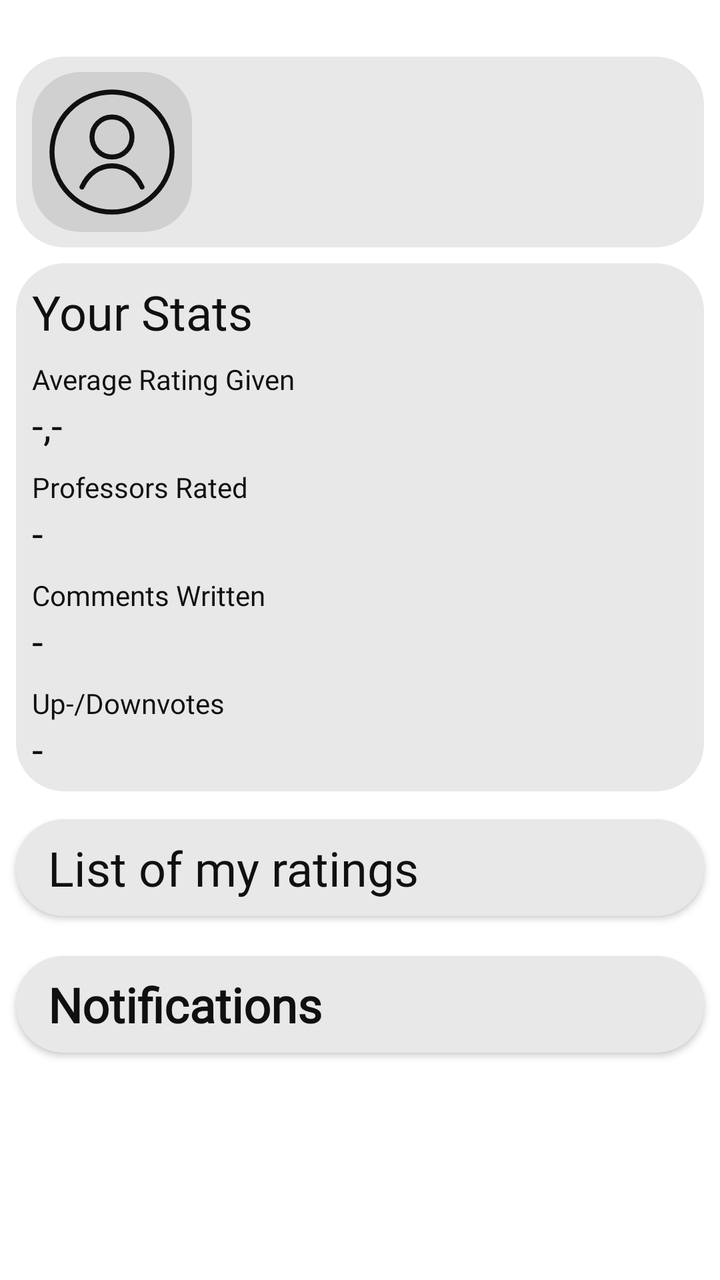
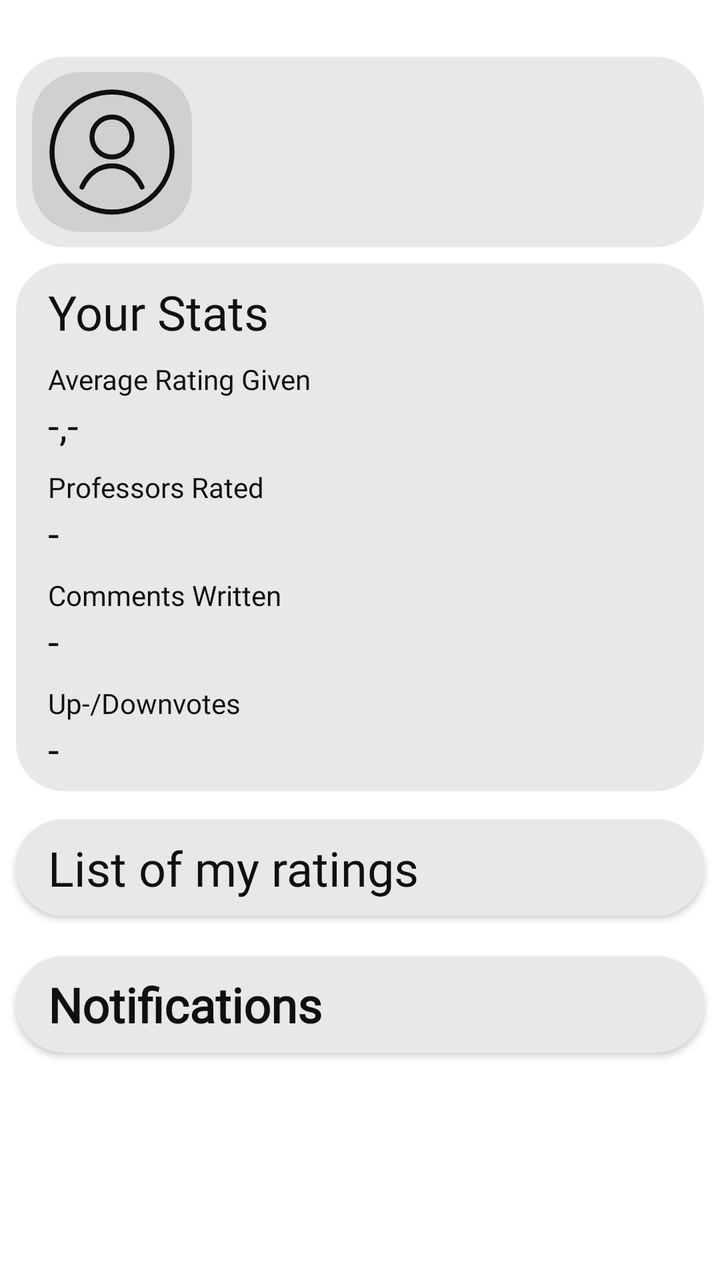

The first picture is an Android layout as it rendered before a commit; the second is the same layout after the commit. The layout source and the unified diff follow.
<!-- AndroidManifest.xml: application theme Theme.RateMyProfessor -->
<!-- res/layout/fragment_home_screen.xml -->
<?xml version="1.0" encoding="utf-8"?>
<androidx.constraintlayout.widget.ConstraintLayout xmlns:android="http://schemas.android.com/apk/res/android"
    xmlns:app="http://schemas.android.com/apk/res-auto"
    xmlns:tools="http://schemas.android.com/tools"
    android:layout_width="match_parent"
    android:layout_height="match_parent"
    android:background="@color/surface">


    <TextView
        android:id="@+id/profile"
        android:layout_width="0dp"
        android:layout_height="0dp"
        android:layout_marginStart="8dp"
        android:layout_marginTop="-8dp"
        android:layout_marginEnd="8dp"
        android:layout_marginBottom="-8dp"
        android:background="@drawable/rounded_box"
        android:textAlignment="textEnd"
        android:textColor="@color/text_primary"
        app:layout_constraintBottom_toBottomOf="@id/profilePicture"
        app:layout_constraintEnd_toEndOf="parent"
        app:layout_constraintHorizontal_bias="0.0"
        app:layout_constraintStart_toStartOf="parent"
        app:layout_constraintTop_toTopOf="@id/profilePicture" />

    <TextView
        android:id="@+id/your_stats_background"
        android:layout_width="0dp"
        android:layout_height="0dp"
        android:layout_marginStart="8dp"
        android:layout_marginTop="8dp"
        android:layout_marginEnd="8dp"
        android:layout_marginBottom="-8dp"
        android:background="@drawable/rounded_box"
        android:fontFamily="@font/inter_bold"
        android:textColor="@color/text_primary"
        android:textSize="200sp"
        app:layout_constraintBottom_toBottomOf="@+id/up_downvotes_num"
        app:layout_constraintEnd_toEndOf="parent"
        app:layout_constraintHorizontal_bias="0.0"
        app:layout_constraintStart_toStartOf="parent"
        app:layout_constraintTop_toBottomOf="@+id/profile" />

    <TextView
        android:id="@+id/your_stats"
        android:layout_width="wrap_content"
        android:layout_height="wrap_content"
        android:layout_marginStart="8dp"
        android:layout_marginTop="8dp"
        android:fontFamily="@font/inter_bold"
        android:text="Your Stats"
        android:textColor="@color/text_primary"
        android:textSize="24sp"
        app:layout_constraintBottom_toTopOf="@+id/average_rating_given"
        app:layout_constraintStart_toStartOf="@+id/your_stats_background"
        app:layout_constraintTop_toTopOf="@+id/your_stats_background" />

    <TextView
        android:id="@+id/average_rating_given"
        android:layout_width="wrap_content"
        android:layout_height="wrap_content"
        android:layout_marginStart="8dp"
        android:layout_marginTop="8dp"
        android:fontFamily="@font/inter_bold"
        android:text="Average Rating Given"
        android:textColor="@color/text_primary"
        app:layout_constraintStart_toStartOf="@+id/your_stats_background"
        app:layout_constraintTop_toBottomOf="@+id/your_stats" />

    <TextView
        android:id="@+id/average_rating_given_num"
        android:layout_width="wrap_content"
        android:layout_height="wrap_content"
        android:fontFamily="@font/inter_bold"
        android:text="-,-"
        android:textColor="@color/text_primary"
        android:textSize="20sp"
        app:layout_constraintStart_toStartOf="@+id/average_rating_given"
        app:layout_constraintTop_toBottomOf="@+id/average_rating_given" />

    <com.google.android.material.button.MaterialButton
        android:id="@+id/list_of_my_ratings_button"
        android:layout_width="0dp"
        android:layout_height="wrap_content"
        android:layout_marginStart="8dp"
        android:layout_marginTop="8dp"
        android:layout_marginEnd="8dp"
        android:backgroundTint="@color/surface_container"
        android:clickable="true"
        android:focusable="true"
        style="@style/text_style"
        android:letterSpacing="0"
        android:paddingTop="8dp"
        android:paddingBottom="8dp"
        android:text="List of my ratings"
        android:textAlignment="textStart"
        android:textAllCaps="false"
        android:textColor="@color/text_primary"
        android:textSize="24sp"
        android:typeface="normal"
        app:cornerRadius="24dp"
        app:layout_constraintEnd_toEndOf="parent"
        app:layout_constraintHorizontal_bias="0.0"
        app:layout_constraintStart_toStartOf="parent"
        app:layout_constraintTop_toBottomOf="@+id/your_stats_background" />


    <com.google.android.material.button.MaterialButton
        android:id="@+id/notifications"
        style="@style/text_style"
        android:layout_width="0dp"
        android:layout_height="wrap_content"
        android:layout_marginStart="8dp"
        android:layout_marginTop="8dp"
        android:layout_marginEnd="8dp"
        android:backgroundTint="@color/surface_container"
        android:clickable="true"
        android:focusable="true"
        android:letterSpacing="0"
        android:paddingTop="8dp"
        android:paddingBottom="8dp"
        android:text="Notifications"
        android:textAlignment="textStart"
        android:textAllCaps="false"
        android:textColor="@color/text_primary"
        android:textSize="24sp"
        android:textStyle="bold"
        android:typeface="normal"
        app:cornerRadius="24dp"
        app:layout_constraintEnd_toEndOf="parent"
        app:layout_constraintStart_toStartOf="parent"
        app:layout_constraintTop_toBottomOf="@+id/list_of_my_ratings_button" />

    <TextView
        android:id="@+id/professors_rated"
        android:layout_width="wrap_content"
        android:layout_height="wrap_content"
        android:layout_marginStart="8dp"
        android:layout_marginTop="8dp"
        android:fontFamily="@font/inter_bold"
        android:text="Professors Rated"
        android:textColor="@color/text_primary"
        app:layout_constraintStart_toStartOf="@+id/your_stats_background"
        app:layout_constraintTop_toBottomOf="@+id/average_rating_given_num" />

    <TextView
        android:id="@+id/professors_rated_num"
        android:layout_width="wrap_content"
        android:layout_height="wrap_content"
        android:fontFamily="@font/inter_bold"
        android:text="-"
        android:textColor="@color/text_primary"
        android:textSize="20sp"
        app:layout_constraintStart_toStartOf="@+id/average_rating_given"
        app:layout_constraintTop_toBottomOf="@+id/professors_rated" />

    <TextView
        android:id="@+id/comments_written"
        android:layout_width="wrap_content"
        android:layout_height="wrap_content"
        android:layout_marginStart="8dp"
        android:layout_marginTop="8dp"
        android:fontFamily="@font/inter_bold"
        android:text="Comments Written"
        android:textColor="@color/text_primary"
        app:layout_constraintStart_toStartOf="@+id/your_stats_background"
        app:layout_constraintTop_toBottomOf="@+id/professors_rated_num" />

    <TextView
        android:id="@+id/comments_written_num"
        android:layout_width="wrap_content"
        android:layout_height="wrap_content"
        android:fontFamily="@font/inter_bold"
        android:text="-"
        android:textColor="@color/text_primary"
        android:textSize="20sp"
        app:layout_constraintStart_toStartOf="@+id/average_rating_given"
        app:layout_constraintTop_toBottomOf="@+id/comments_written" />

    <TextView
        android:id="@+id/up_downvotes"
        android:layout_width="wrap_content"
        android:layout_height="wrap_content"
        android:layout_marginStart="8dp"
        android:layout_marginTop="8dp"
        android:fontFamily="@font/inter_bold"
        android:text="Up-/Downvotes"
        android:textColor="@color/text_primary"
        app:layout_constraintStart_toStartOf="@+id/your_stats_background"
        app:layout_constraintTop_toBottomOf="@+id/comments_written_num" />

    <TextView
        android:id="@+id/up_downvotes_num"
        android:layout_width="wrap_content"
        android:layout_height="wrap_content"
        android:fontFamily="@font/inter_bold"
        android:text="-"
        android:textColor="@color/text_primary"
        android:textSize="20sp"
        app:layout_constraintStart_toStartOf="@+id/average_rating_given"
        app:layout_constraintTop_toBottomOf="@+id/up_downvotes" />

    <TextView
        android:id="@+id/user_name"
        android:layout_width="0dp"
        android:layout_height="wrap_content"
        android:layout_marginStart="8dp"
        android:layout_marginEnd="8dp"
        android:fontFamily="@font/inter_bold"
        android:textColor="@color/text_primary"
        android:textSize="40sp"
        app:layout_constraintBottom_toBottomOf="@+id/profile"
        app:layout_constraintEnd_toEndOf="@+id/profile"
        app:layout_constraintStart_toEndOf="@+id/profilePicture"
        app:layout_constraintTop_toTopOf="@+id/profile" />

    <ImageView
        android:id="@+id/profilePicture"
        android:layout_width="80dp"
        android:layout_height="80dp"
        android:layout_marginStart="8dp"
        android:layout_marginTop="32dp"
        android:layout_marginBottom="8dp"

        android:background="@drawable/rounded_box_light"
        android:clipToOutline="true"
        android:outlineProvider="background"
        android:scaleType="centerCrop"
        android:src="@drawable/profile_icon"

        app:layout_constraintBottom_toTopOf="@id/your_stats_background"
        app:layout_constraintStart_toStartOf="@id/profile"
        app:layout_constraintTop_toTopOf="parent"
        app:layout_constraintVertical_bias="0.348" />


</androidx.constraintlayout.widget.ConstraintLayout>
<!-- resources referenced by this layout -->
<resources>
  <color name="surface">#FFFFFFFF</color>
  <color name="surface_container">#FFE8E8E8</color>
  <color name="text_primary">#FF101010</color>
  <!-- drawable profile_icon (drawable) -->
  <vector xmlns:android="http://schemas.android.com/apk/res/android"
      android:width="128dp"
      android:height="128dp"
      android:viewportWidth="64"
      android:viewportHeight="64">
    <path
        android:pathData="M32,32m-24,0a24,24 0,1 1,48 0a24,24 0,1 1,-48 0"
        android:strokeWidth="2"
        android:fillColor="#00000000"
        android:strokeColor="@color/icon_tint"/>
    <path
        android:pathData="M32,26m-8,0a8,8 0,1 1,16 0a8,8 0,1 1,-16 0"
        android:strokeWidth="2"
        android:fillColor="#00000000"
        android:strokeColor="@color/icon_tint"/>
    <path
        android:pathData="M20,46C22.5,40.5 27,37.5 32,37.5C37,37.5 41.5,40.5 44,46"
        android:strokeWidth="2"
        android:fillColor="#00000000"
        android:strokeColor="@color/icon_tint"
        android:strokeLineCap="round"/>
  </vector>
  <!-- drawable rounded_box (drawable) -->
  <shape xmlns:android="http://schemas.android.com/apk/res/android">
  
      <solid android:color="@color/surface_container"/>
  
      <corners android:radius="24dp"/>
  
  </shape>
  <!-- drawable rounded_box_light (drawable) -->
  <?xml version="1.0" encoding="utf-8"?>
  <shape xmlns:android="http://schemas.android.com/apk/res/android">
  
      <solid android:color="@color/surface_container_high"/>
  
      <corners android:radius="24dp"/>
  
  </shape>
  <style name="text_style" parent="Widget.MaterialComponents.Button">
          <item name="android:fontFamily">@font/inter_bold</item>
          <item name="android:textAllCaps">false</item>
      </style>
  <style name="Theme.RateMyProfessor" parent="Theme.MaterialComponents.DayNight.NoActionBar">
          
          <item name="colorPrimary">@color/text_primary</item>
          <item name="colorPrimaryVariant">@color/text_primary</item>
          <item name="colorOnPrimary">@color/text_on_inverse</item>
          <item name="colorSecondary">@color/text_primary</item>
          <item name="colorSecondaryVariant">@color/text_primary</item>
          <item name="colorOnSecondary">@color/text_on_inverse</item>
  
          
          <item name="android:windowBackground">@color/surface</item>
          <item name="colorSurface">@color/surface_container</item>
          <item name="colorOnSurface">@color/text_primary</item>
          <item name="colorError">@color/danger</item>
          <item name="colorOnError">@color/text_on_inverse</item>
  
          <item name="android:textColorPrimary">@color/text_primary</item>
          <item name="android:textColorSecondary">@color/text_muted</item>
          <item name="android:textColorHint">@color/text_hint</item>
  
          
          <item name="android:statusBarColor">@android:color/transparent</item>
          <item name="android:navigationBarColor">@android:color/transparent</item>
      </style>
  <color name="icon_tint">#FF101010</color>
  <color name="surface_container_high">#FFD0D0D0</color>
  <color name="text_on_inverse">#FFFFFFFF</color>
  <color name="danger">#FFB3261E</color>
  <color name="text_muted">#FF5F5D5D</color>
  <color name="text_hint">#FF8A8A8A</color>
</resources>

<!-- the commit's change to res/layout/fragment_home_screen.xml (unified diff, before → after) -->
@@ -46,7 +46,7 @@
         android:id="@+id/your_stats"
         android:layout_width="wrap_content"
         android:layout_height="wrap_content"
-        android:layout_marginStart="8dp"
+        android:layout_marginStart="16dp"
         android:layout_marginTop="8dp"
         android:fontFamily="@font/inter_bold"
         android:text="Your Stats"
@@ -60,7 +60,7 @@
         android:id="@+id/average_rating_given"
         android:layout_width="wrap_content"
         android:layout_height="wrap_content"
-        android:layout_marginStart="8dp"
+        android:layout_marginStart="16dp"
         android:layout_marginTop="8dp"
         android:fontFamily="@font/inter_bold"
         android:text="Average Rating Given"
@@ -136,7 +136,7 @@
         android:id="@+id/professors_rated"
         android:layout_width="wrap_content"
         android:layout_height="wrap_content"
-        android:layout_marginStart="8dp"
+        android:layout_marginStart="16dp"
         android:layout_marginTop="8dp"
         android:fontFamily="@font/inter_bold"
         android:text="Professors Rated"
@@ -159,7 +159,7 @@
         android:id="@+id/comments_written"
         android:layout_width="wrap_content"
         android:layout_height="wrap_content"
-        android:layout_marginStart="8dp"
+        android:layout_marginStart="16dp"
         android:layout_marginTop="8dp"
         android:fontFamily="@font/inter_bold"
         android:text="Comments Written"
@@ -182,7 +182,7 @@
         android:id="@+id/up_downvotes"
         android:layout_width="wrap_content"
         android:layout_height="wrap_content"
-        android:layout_marginStart="8dp"
+        android:layout_marginStart="16dp"
         android:layout_marginTop="8dp"
         android:fontFamily="@font/inter_bold"
         android:text="Up-/Downvotes"
